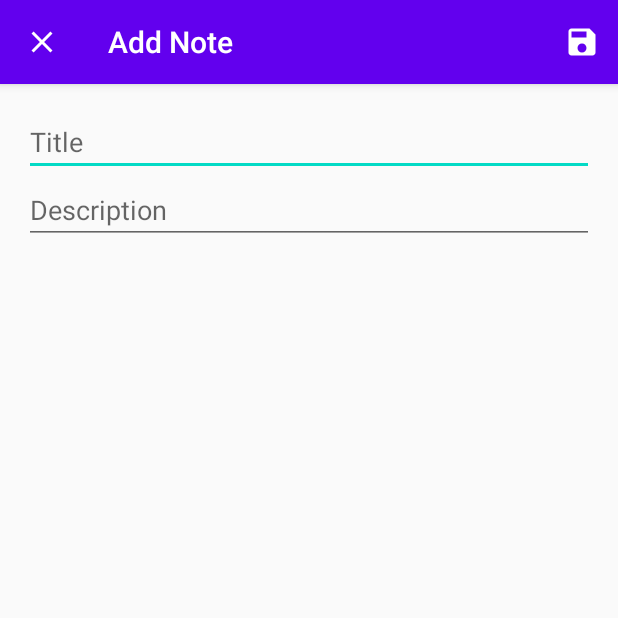
After one commit to Mohd-Sameer-1999/Notes_V2, an Android app: the CreateEditNotesActivity screen opened directly, with no data from a screen before it, on a phone screen of 412 x 824 dp, the top half of it. The commit adds this screen. Run offline under Robolectric (Android 15) with nearby library versions, the phone set to English and light mode, and no system bars.

Commit message:
update functionality

```diff
--- /dev/null
+++ b/app/src/main/java/com/example/notesv2/CreateEditNotesActivity.java
@@ -0,0 +1,90 @@
+package com.example.notesv2;
+
+import androidx.annotation.NonNull;
+import androidx.appcompat.app.AppCompatActivity;
+
+import android.content.Intent;
+import android.os.Bundle;
+import android.view.Menu;
+import android.view.MenuInflater;
+import android.view.MenuItem;
+import android.widget.EditText;
+import android.widget.Toast;
+
+public class CreateEditNotesActivity extends AppCompatActivity {
+
+    public static final String Extra_ID = "com.example.notesv2.Extra_ID";
+    public static final String Extra_Title = "com.example.notesv2.Extra_Title";
+    public static final String Extra_Description = "com.example.notesv2.Extra_Description";
+
+    private EditText titleEditText;
+    private EditText descriptionEditText;
+
+
+    @Override
+    protected void onCreate(Bundle savedInstanceState) {
+        super.onCreate(savedInstanceState);
+        setContentView(R.layout.activity_create_notes);
+
+        titleEditText = findViewById(R.id.titleEditText);
+        descriptionEditText = findViewById(R.id.descriptionEditText);
+
+        getSupportActionBar().setHomeAsUpIndicator(R.drawable.ic_close);
+
+        Intent intent = getIntent();
+
+        if (intent.hasExtra(Extra_ID)){
+            setTitle("Edit Note");
+            titleEditText.setText(intent.getStringExtra(Extra_Title));
+            descriptionEditText.setText(intent.getStringExtra(Extra_Description));
+        }else{
+            setTitle("Add Note");
+        }
+
+    }
+
+    private void saveNote(){
+
+        String title = titleEditText.getText().toString();
+        String description = descriptionEditText.getText().toString();
+
+        if(title.trim().isEmpty() || description.trim().isEmpty()){
+            Toast.makeText(this, "Please insert title and description", Toast.LENGTH_SHORT).show();
+            return;
+        }
+
+        Intent data = new Intent();
+        data.putExtra(Extra_Title, title);
+        data.putExtra(Extra_Description, description);
+
+        long id = getIntent().getLongExtra(Extra_ID, -1);
+        if(id != -1){
+            data.putExtra(Extra_ID, id);
+        }
+
+        setResult(RESULT_OK, data);
+        finish();
+
+    }
+
+    @Override
+    public boolean onCreateOptionsMenu(Menu menu) {
+        MenuInflater menuInflater = getMenuInflater();
+        menuInflater.inflate(R.menu.add_note_menu, menu);
+        return true;
+    }
+
+    @Override
+    public boolean onOptionsItemSelected(@NonNull MenuItem item) {
+
+        switch (item.getItemId()){
+            case R.id.save_note:
+                saveNote();
+                return true;
+            default:
+                return super.onOptionsItemSelected(item);
+
+        }
+
+    }
+}
--- a/app/src/main/java/com/example/notesv2/NoteViewModel.java
+++ b/app/src/main/java/com/example/notesv2/NoteViewModel.java
@@ -29,7 +29,7 @@ public class NoteViewModel extends AndroidViewModel {
     public void delete(Note note){
         noteRepository.delete(note);
     }
-    public void deleteAllNotes(Note note){
+    public void deleteAllNotes(){
         noteRepository.deleteAllNotes();
     }
     public LiveData<List<Note>> getAllNotes(){
--- /dev/null
+++ b/app/src/main/res/drawable/ic_add.xml
@@ -0,0 +1,5 @@
+<vector android:height="24dp" android:tint="#FFFFFF"
+    android:viewportHeight="24" android:viewportWidth="24"
+    android:width="24dp" xmlns:android="http://schemas.android.com/apk/res/android">
+    <path android:fillColor="@android:color/white" android:pathData="M19,13h-6v6h-2v-6H5v-2h6V5h2v6h6v2z"/>
+</vector>
--- /dev/null
+++ b/app/src/main/res/drawable/ic_close.xml
@@ -0,0 +1,5 @@
+<vector android:height="24dp" android:tint="#FFFFFF"
+    android:viewportHeight="24" android:viewportWidth="24"
+    android:width="24dp" xmlns:android="http://schemas.android.com/apk/res/android">
+    <path android:fillColor="@android:color/white" android:pathData="M19,6.41L17.59,5 12,10.59 6.41,5 5,6.41 10.59,12 5,17.59 6.41,19 12,13.41 17.59,19 19,17.59 13.41,12z"/>
+</vector>
--- /dev/null
+++ b/app/src/main/res/drawable/ic_save.xml
@@ -0,0 +1,5 @@
+<vector android:height="24dp" android:tint="#FFFFFF"
+    android:viewportHeight="24" android:viewportWidth="24"
+    android:width="24dp" xmlns:android="http://schemas.android.com/apk/res/android">
+    <path android:fillColor="@android:color/white" android:pathData="M17,3L5,3c-1.11,0 -2,0.9 -2,2v14c0,1.1 0.89,2 2,2h14c1.1,0 2,-0.9 2,-2L21,7l-4,-4zM12,19c-1.66,0 -3,-1.34 -3,-3s1.34,-3 3,-3 3,1.34 3,3 -1.34,3 -3,3zM15,9L5,9L5,5h10v4z"/>
+</vector>
--- a/app/src/main/res/layout/activity_create_notes.xml
+++ b/app/src/main/res/layout/activity_create_notes.xml
@@ -1,9 +1,29 @@
 <?xml version="1.0" encoding="utf-8"?>
-<androidx.constraintlayout.widget.ConstraintLayout xmlns:android="http://schemas.android.com/apk/res/android"
+<LinearLayout xmlns:android="http://schemas.android.com/apk/res/android"
     xmlns:app="http://schemas.android.com/apk/res-auto"
     xmlns:tools="http://schemas.android.com/tools"
     android:layout_width="match_parent"
     android:layout_height="match_parent"
-    tools:context=".CreateNotesActivity">
+    android:padding="16dp"
+    android:orientation="vertical"
+    tools:context=".CreateEditNotesActivity">
 
-</androidx.constraintlayout.widget.ConstraintLayout>
+    <EditText
+        android:id="@+id/titleEditText"
+        android:layout_width="match_parent"
+        android:layout_height="wrap_content"
+        android:inputType="text"
+        android:hint="Title"
+
+        />
+
+    <EditText
+        android:id="@+id/descriptionEditText"
+        android:layout_width="match_parent"
+        android:layout_height="wrap_content"
+        android:hint="Description"
+        android:inputType="textImeMultiLine"
+        />
+
+
+</LinearLayout>
--- a/app/src/main/res/layout/activity_main.xml
+++ b/app/src/main/res/layout/activity_main.xml
@@ -10,7 +10,7 @@
         android:layout_height="match_parent" />
 
     <com.google.android.material.floatingactionbutton.FloatingActionButton
-        android:id="@+id/add"
+        android:id="@+id/addNotes"
         android:layout_width="wrap_content"
         android:layout_height="wrap_content"
         android:layout_gravity="bottom|end"
@@ -19,7 +19,7 @@
         android:backgroundTint="@color/lightPink"
         android:baselineAlignBottom="false"
         android:contentDescription="@string/create_notes"
-        android:src="@drawable/add" />
+        android:src="@drawable/ic_add" />
 
 
 </androidx.coordinatorlayout.widget.CoordinatorLayout>
--- /dev/null
+++ b/app/src/main/res/menu/add_note_menu.xml
@@ -0,0 +1,10 @@
+<?xml version="1.0" encoding="utf-8"?>
+<menu xmlns:android="http://schemas.android.com/apk/res/android"
+    xmlns:app="http://schemas.android.com/apk/res-auto">
+    <item
+        android:id="@+id/save_note"
+        android:icon="@drawable/ic_save"
+        android:title="Save"
+        app:showAsAction="ifRoom"/>
+
+</menu>
```
Also changed, not shown: app/src/main/AndroidManifest.xml (+7 -2 lines), app/src/main/java/com/example/notesv2/CreateNotesActivity.java (deleted, +0 -14 lines), app/src/main/java/com/example/notesv2/MainActivity.java (+93 -9 lines), app/src/main/java/com/example/notesv2/NoteAdapter.java (+27 -1 lines), app/src/main/res/menu/activity_main_drawer.xml (deleted, +0 -20 lines), app/src/main/res/menu/main_menu.xml (renamed from app/src/main/res/menu/main_activity2.xml, +3 -4 lines), app/src/main/res/drawable/add.png (deleted).
